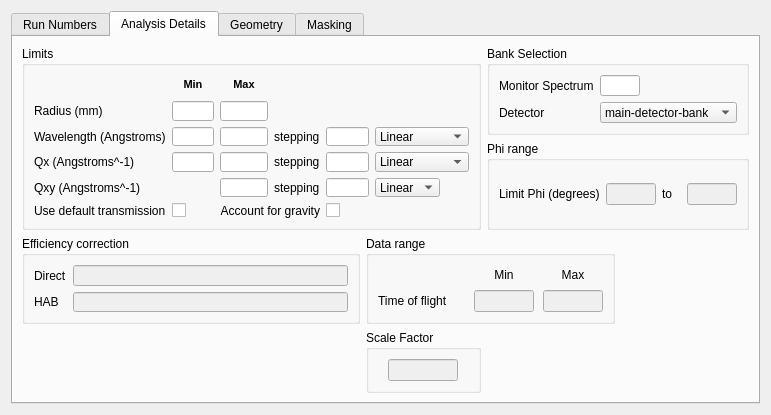
This is Code/qtiplot/MantidQt/CustomInterfaces/inc/SANSRunWindow.ui in mantidproject/mantid as Qt 5 draws it before an edit. The edited form follows.
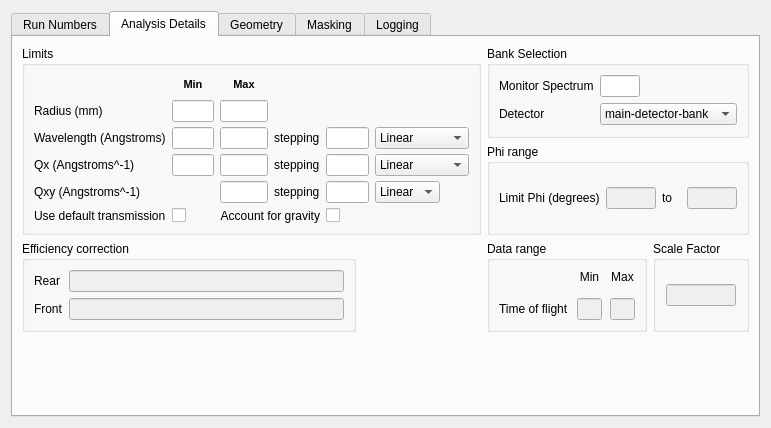
This is the edited form. The open tabs and pages were chosen to show the change.

Commit message: Added logging tab, plot and verbose check boxes to SANS window. Updated mask file reading to cope with different efficiency files for each detector. Re #1052

Diff of the .ui file:
```diff
--- a/Code/qtiplot/MantidQt/CustomInterfaces/inc/SANSRunWindow.ui
+++ b/Code/qtiplot/MantidQt/CustomInterfaces/inc/SANSRunWindow.ui
@@ -6,7 +6,7 @@
     <x>0</x>
     <y>0</y>
     <width>771</width>
-    <height>415</height>
+    <height>428</height>
    </rect>
   </property>
   <property name="sizePolicy" >
@@ -33,6 +33,9 @@
   <layout class="QVBoxLayout" name="verticalLayout_3" >
    <item>
     <widget class="QTabWidget" name="tabWidget" >
+     <property name="enabled" >
+      <bool>true</bool>
+     </property>
      <property name="sizePolicy" >
       <sizepolicy vsizetype="Preferred" hsizetype="Preferred" >
        <horstretch>0</horstretch>
@@ -1060,7 +1063,9 @@
        <string>Analysis Details</string>
       </attribute>
       <layout class="QGridLayout" name="gridLayout_13" >
-       <item rowspan="2" row="0" column="0" colspan="2" >
+       <item row="0" column="0" colspan="2" >
+        <layout class="QHBoxLayout" name="horizontalLayout_4" >
+         <item>
         <widget class="QGroupBox" name="limits_group" >
          <property name="sizePolicy" >
           <sizepolicy vsizetype="Preferred" hsizetype="Preferred" >
@@ -1075,6 +1080,9 @@
           <bool>false</bool>
          </property>
          <layout class="QGridLayout" name="gridLayout_4" >
+            <property name="verticalSpacing" >
+             <number>5</number>
+            </property>
           <item row="0" column="0" >
            <spacer name="horizontalSpacer_2" >
             <property name="orientation" >
@@ -1303,6 +1311,12 @@
           </item>
           <item row="4" column="4" >
            <widget class="QLineEdit" name="qy_dqy" >
+              <property name="sizePolicy" >
+               <sizepolicy vsizetype="Maximum" hsizetype="Expanding" >
+                <horstretch>0</horstretch>
+                <verstretch>0</verstretch>
+               </sizepolicy>
+              </property>
             <property name="maximumSize" >
              <size>
               <width>70</width>
@@ -1441,7 +1455,72 @@
          </layout>
         </widget>
        </item>
-       <item row="0" column="2" colspan="2" >
+        </layout>
+       </item>
+       <item row="1" column="0" >
+        <widget class="QGroupBox" name="groupBox_6" >
+         <property name="title" >
+          <string>Efficiency correction</string>
+         </property>
+         <layout class="QGridLayout" name="gridLayout_2" >
+          <item row="0" column="2" >
+           <widget class="QLineEdit" name="direct_file" >
+            <property name="enabled" >
+             <bool>false</bool>
+            </property>
+            <property name="sizePolicy" >
+             <sizepolicy vsizetype="Maximum" hsizetype="Preferred" >
+              <horstretch>0</horstretch>
+              <verstretch>0</verstretch>
+             </sizepolicy>
+            </property>
+            <property name="minimumSize" >
+             <size>
+              <width>275</width>
+              <height>0</height>
+             </size>
+            </property>
+            <property name="alignment" >
+             <set>Qt::AlignLeading|Qt::AlignLeft|Qt::AlignVCenter</set>
+            </property>
+           </widget>
+          </item>
+          <item row="0" column="1" >
+           <widget class="QLabel" name="label_27" >
+            <property name="text" >
+             <string>Rear</string>
+            </property>
+           </widget>
+          </item>
+          <item row="1" column="1" >
+           <widget class="QLabel" name="label_28" >
+            <property name="text" >
+             <string>Front</string>
+            </property>
+           </widget>
+          </item>
+          <item row="1" column="2" >
+           <widget class="QLineEdit" name="front_direct_file" >
+            <property name="enabled" >
+             <bool>false</bool>
+            </property>
+            <property name="sizePolicy" >
+             <sizepolicy vsizetype="Maximum" hsizetype="Preferred" >
+              <horstretch>0</horstretch>
+              <verstretch>0</verstretch>
+             </sizepolicy>
+            </property>
+            <property name="alignment" >
+             <set>Qt::AlignLeading|Qt::AlignLeft|Qt::AlignVCenter</set>
+            </property>
+           </widget>
+          </item>
+         </layout>
+        </widget>
+       </item>
+       <item row="0" column="2" >
+        <layout class="QVBoxLayout" name="verticalLayout_8" >
+         <item>
         <widget class="QGroupBox" name="groupBox_14" >
          <property name="title" >
           <string>Bank Selection</string>
@@ -1456,6 +1535,12 @@
           </item>
           <item row="0" column="1" >
            <widget class="QLineEdit" name="monitor_spec" >
+              <property name="sizePolicy" >
+               <sizepolicy vsizetype="Maximum" hsizetype="Expanding" >
+                <horstretch>0</horstretch>
+                <verstretch>0</verstretch>
+               </sizepolicy>
+              </property>
             <property name="maximumSize" >
              <size>
               <width>40</width>
@@ -1473,6 +1558,12 @@
           </item>
           <item row="1" column="1" colspan="2" >
            <widget class="QComboBox" name="detbank_sel" >
+              <property name="sizePolicy" >
+               <sizepolicy vsizetype="Maximum" hsizetype="Preferred" >
+                <horstretch>0</horstretch>
+                <verstretch>0</verstretch>
+               </sizepolicy>
+              </property>
             <item>
              <property name="text" >
               <string>main-detector-bank</string>
@@ -1501,7 +1592,7 @@
          </layout>
         </widget>
        </item>
-       <item row="1" column="2" colspan="2" >
+         <item>
         <widget class="QGroupBox" name="groupBox_15" >
          <property name="title" >
           <string>Phi range</string>
@@ -1519,6 +1610,12 @@
             <property name="enabled" >
              <bool>false</bool>
             </property>
+              <property name="sizePolicy" >
+               <sizepolicy vsizetype="Maximum" hsizetype="Expanding" >
+                <horstretch>0</horstretch>
+                <verstretch>0</verstretch>
+               </sizepolicy>
+              </property>
             <property name="maximumSize" >
              <size>
               <width>50</width>
@@ -1539,6 +1636,12 @@
             <property name="enabled" >
              <bool>false</bool>
             </property>
+              <property name="sizePolicy" >
+               <sizepolicy vsizetype="Maximum" hsizetype="Expanding" >
+                <horstretch>0</horstretch>
+                <verstretch>0</verstretch>
+               </sizepolicy>
+              </property>
             <property name="maximumSize" >
              <size>
               <width>50</width>
@@ -1550,76 +1653,28 @@
          </layout>
         </widget>
        </item>
-       <item row="2" column="0" >
-        <widget class="QGroupBox" name="groupBox_6" >
-         <property name="title" >
-          <string>Efficiency correction</string>
-         </property>
-         <layout class="QGridLayout" name="gridLayout_2" >
-          <item row="0" column="2" >
-           <widget class="QLineEdit" name="direct_file" >
-            <property name="enabled" >
-             <bool>false</bool>
-            </property>
-            <property name="sizePolicy" >
-             <sizepolicy vsizetype="Maximum" hsizetype="Preferred" >
-              <horstretch>0</horstretch>
-              <verstretch>0</verstretch>
-             </sizepolicy>
-            </property>
-            <property name="minimumSize" >
-             <size>
-              <width>275</width>
-              <height>0</height>
-             </size>
-            </property>
-            <property name="alignment" >
-             <set>Qt::AlignLeading|Qt::AlignLeft|Qt::AlignVCenter</set>
-            </property>
-           </widget>
-          </item>
-          <item row="0" column="1" >
-           <widget class="QLabel" name="label_27" >
-            <property name="text" >
-             <string>Direct</string>
-            </property>
-           </widget>
-          </item>
-          <item row="1" column="1" >
-           <widget class="QLabel" name="label_28" >
-            <property name="text" >
-             <string>HAB</string>
-            </property>
-           </widget>
+        </layout>
           </item>
           <item row="1" column="2" >
-           <widget class="QLineEdit" name="hab_file" >
-            <property name="enabled" >
-             <bool>false</bool>
-            </property>
-            <property name="sizePolicy" >
-             <sizepolicy vsizetype="Maximum" hsizetype="Preferred" >
-              <horstretch>0</horstretch>
-              <verstretch>0</verstretch>
-             </sizepolicy>
-            </property>
-            <property name="alignment" >
-             <set>Qt::AlignLeading|Qt::AlignLeft|Qt::AlignVCenter</set>
-            </property>
-           </widget>
-          </item>
-         </layout>
-        </widget>
-       </item>
-       <item row="2" column="1" colspan="2" >
+        <layout class="QHBoxLayout" name="horizontalLayout_6" >
+         <item>
         <widget class="QGroupBox" name="groupBox_3" >
          <property name="title" >
           <string>Data range</string>
          </property>
          <layout class="QGridLayout" name="gridLayout_3" >
-          <property name="horizontalSpacing" >
+            <property name="topMargin" >
+             <number>0</number>
+            </property>
+            <property name="bottomMargin" >
            <number>9</number>
           </property>
+            <property name="horizontalSpacing" >
+             <number>8</number>
+            </property>
+            <property name="verticalSpacing" >
+             <number>6</number>
+            </property>
           <item row="1" column="0" >
            <widget class="QLabel" name="label_5" >
             <property name="text" >
@@ -1632,6 +1687,12 @@
             <property name="enabled" >
              <bool>false</bool>
             </property>
+              <property name="sizePolicy" >
+               <sizepolicy vsizetype="Maximum" hsizetype="Expanding" >
+                <horstretch>0</horstretch>
+                <verstretch>0</verstretch>
+               </sizepolicy>
+              </property>
             <property name="maximumSize" >
              <size>
               <width>60</width>
@@ -1648,6 +1709,12 @@
             <property name="enabled" >
              <bool>false</bool>
             </property>
+              <property name="sizePolicy" >
+               <sizepolicy vsizetype="Maximum" hsizetype="Expanding" >
+                <horstretch>0</horstretch>
+                <verstretch>0</verstretch>
+               </sizepolicy>
+              </property>
             <property name="maximumSize" >
              <size>
               <width>60</width>
@@ -1679,7 +1746,7 @@
          </layout>
         </widget>
        </item>
-       <item row="3" column="1" >
+         <item>
         <widget class="QGroupBox" name="groupBox_9" >
          <property name="title" >
           <string>Scale Factor</string>
@@ -1707,7 +1774,9 @@
          </layout>
         </widget>
        </item>
-       <item row="4" column="1" >
+        </layout>
+       </item>
+       <item row="2" column="2" >
         <spacer name="verticalSpacer_2" >
          <property name="orientation" >
           <enum>Qt::Vertical</enum>
@@ -3136,7 +3205,80 @@
         </spacer>
        </item>
       </layout>
-      <zorder>mask_table</zorder>
+     </widget>
+     <widget class="QWidget" name="tab_5" >
+      <attribute name="title" >
+       <string>Logging</string>
+      </attribute>
+      <layout class="QGridLayout" name="gridLayout_15" >
+       <item row="1" column="0" >
+        <widget class="QTextEdit" name="logging_field" >
+         <property name="frameShape" >
+          <enum>QFrame::StyledPanel</enum>
+         </property>
+         <property name="frameShadow" >
+          <enum>QFrame::Sunken</enum>
+         </property>
+         <property name="lineWidth" >
+          <number>10</number>
+         </property>
+         <property name="midLineWidth" >
+          <number>0</number>
+         </property>
+         <property name="textInteractionFlags" >
+          <set>Qt::TextSelectableByKeyboard|Qt::TextSelectableByMouse</set>
+         </property>
+        </widget>
+       </item>
+       <item row="1" column="1" >
+        <layout class="QVBoxLayout" name="verticalLayout_10" >
+         <item>
+          <spacer name="verticalSpacer_3" >
+           <property name="orientation" >
+            <enum>Qt::Vertical</enum>
+           </property>
+           <property name="sizeHint" stdset="0" >
+            <size>
+             <width>20</width>
+             <height>40</height>
+            </size>
+           </property>
+          </spacer>
+         </item>
+        </layout>
+       </item>
+       <item row="2" column="0" >
+        <layout class="QHBoxLayout" name="horizontalLayout_5" >
+         <item>
+          <widget class="QPushButton" name="logger_clear" >
+           <property name="text" >
+            <string>Clear</string>
+           </property>
+          </widget>
+         </item>
+         <item>
+          <spacer name="horizontalSpacer_5" >
+           <property name="orientation" >
+            <enum>Qt::Horizontal</enum>
+           </property>
+           <property name="sizeHint" stdset="0" >
+            <size>
+             <width>40</width>
+             <height>20</height>
+            </size>
+           </property>
+          </spacer>
+         </item>
+        </layout>
+       </item>
+       <item row="0" column="0" >
+        <widget class="QLabel" name="label_29" >
+         <property name="text" >
+          <string>Log messages:</string>
+         </property>
+        </widget>
+       </item>
+      </layout>
      </widget>
     </widget>
    </item>
```
Left out of the diff: 65 changed lines with no effect on the pictures. Lines whose indentation alone changed are shown as unchanged. The commit also changes 4 other files.
